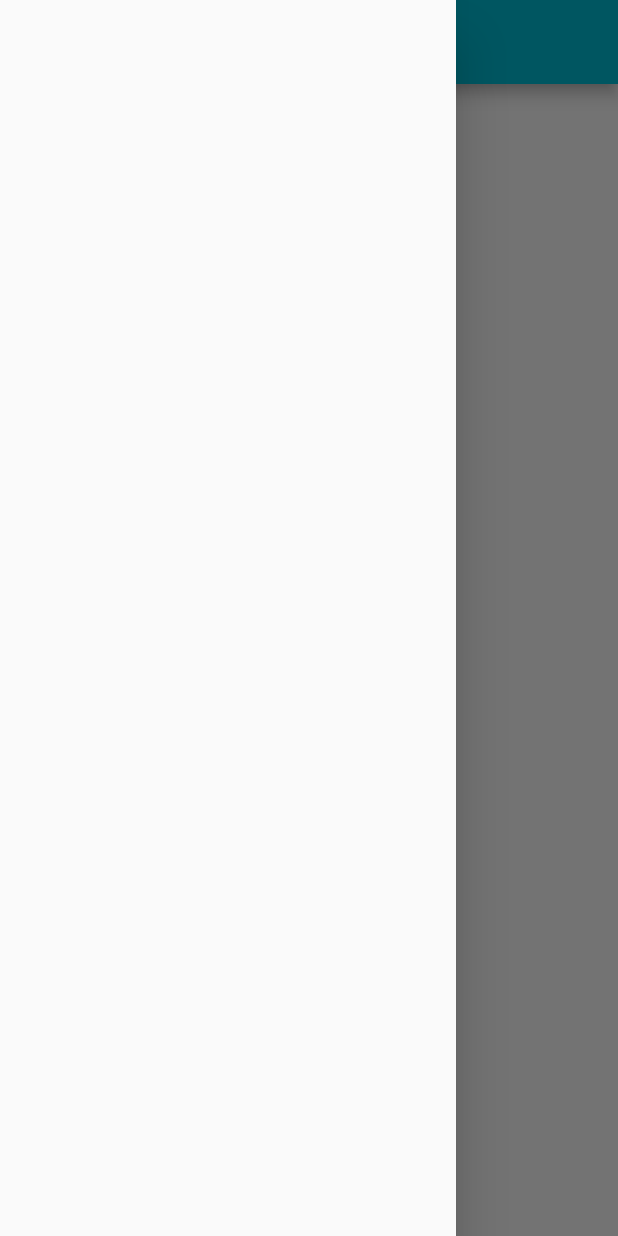
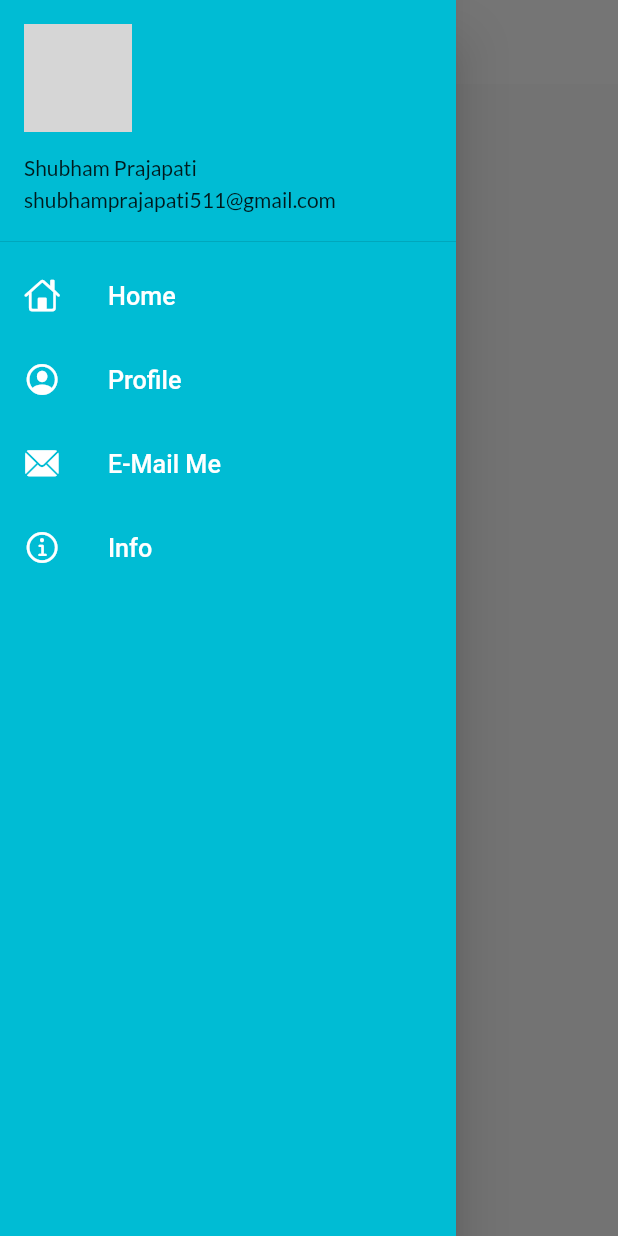
Before and after one commit to ShubhamP08/Firstapp, a Flutter app: the homepage screen opened by its route, with the side drawer open, on a phone screen of 412 x 824 dp. Run offline on Flutter 3.47's test engine with Material 2 defaults, Android fonts, the phone set to English and light mode, and no system bars; our stand-ins replace google_fonts; network calls fail; grey boxes are pictures that could not be loaded.

Commit message:
theme Completed

```diff
--- a/lib/main.dart
+++ b/lib/main.dart
@@ -1,6 +1,7 @@
 import 'package:first/Utils/routes.dart';
 import 'package:first/screens/home_page.dart';
 import 'package:first/screens/login_page.dart';
+import 'package:first/widgets/themes.dart';
 import 'package:flutter/material.dart';
 import 'package:google_fonts/google_fonts.dart';
 
@@ -15,15 +16,14 @@ class MyApp extends StatelessWidget {
   Widget build(BuildContext context) {
     return MaterialApp(
       themeMode: ThemeMode.light,
-      theme: ThemeData(
-          primarySwatch: Colors.cyan,
-          primaryTextTheme: GoogleFonts.latoTextTheme()),
-      darkTheme: ThemeData(brightness: Brightness.dark),
+      theme: Mytheme.lightTheme(context),
+      darkTheme: Mytheme.darkTheme(context),
       routes: {
         "/": (context) => loginpage(),
         Myroutes.LoginRoute: (context) => loginpage(),
         Myroutes.HomeRoute: (context) => homepage(),
       },
+      debugShowCheckedModeBanner: false,
     );
   }
 }
--- a/lib/screens/home_page.dart
+++ b/lib/screens/home_page.dart
@@ -1,3 +1,4 @@
+import 'package:first/widgets/drawer.dart';
 import 'package:flutter/material.dart';
 
 class homepage extends StatelessWidget {
@@ -6,12 +7,12 @@ class homepage extends StatelessWidget {
     int day = 13;
     return Scaffold(
       appBar: AppBar(
-        title: Text("Tryingout Somethin"),
+        title: Text("Daily App"),
       ),
       body: Center(
         child: Container(child: Text("Welcome to Flutter $day")),
       ),
-      drawer: Drawer(),
+      drawer: my_drawer(),
     );
   }
 }
--- a/lib/screens/login_page.dart
+++ b/lib/screens/login_page.dart
@@ -83,7 +83,7 @@ class _loginpageState extends State<loginpage> {
                   height: 40.0,
                 ),
                 Material(
-                  color: Colors.deepPurple,
+                  color: Colors.cyan,
                   borderRadius: BorderRadius.circular(changeButton ? 50 : 10),
                   child: InkWell(
                     onTap: () => moveToHome(context),
--- /dev/null
+++ b/lib/widgets/drawer.dart
@@ -0,0 +1,87 @@
+import 'package:flutter/cupertino.dart';
+import 'package:flutter/material.dart';
+
+class my_drawer extends StatefulWidget {
+  const my_drawer({Key? key}) : super(key: key);
+
+  @override
+  State<my_drawer> createState() => _my_drawerState();
+}
+
+class _my_drawerState extends State<my_drawer> {
+  @override
+  Widget build(BuildContext context) {
+    final imageUrl =
+        "https://images.pexels.com/photos/39866/entrepreneur-startup-start-up-man-39866.jpeg?auto=compress&cs=tinysrgb&dpr=1&w=500";
+    return Drawer(
+
+      child: Container(
+        color: Colors.cyan,
+        child: ListView(
+          padding: EdgeInsets.zero,
+          children: [
+            DrawerHeader(
+                padding: EdgeInsets.zero,
+                child: UserAccountsDrawerHeader(
+                  decoration: BoxDecoration(color: Colors.cyan),
+                  margin: EdgeInsets.zero,
+                  accountName: Text("Shubham Prajapati",),
+                  accountEmail: Text("shubhamprajapati511@gmail.com"),
+                  currentAccountPicture: CircleAvatar(
+                    backgroundImage: NetworkImage(imageUrl),
+                  ),
+                ),),
+            ListTile(
+              leading: Icon(
+                CupertinoIcons.home,
+                color: Colors.white,
+              ),
+              title: Text(
+                "Home",
+                textScaleFactor: 1.2,
+                style: TextStyle(
+                  color: Colors.white)
+                  ),
+            ),
+            ListTile(
+              leading: Icon(
+                CupertinoIcons.profile_circled,
+                color: Colors.white,
+              ),
+              title: Text(
+                "Profile",
+                textScaleFactor: 1.2,
+                style: TextStyle(
+                  color: Colors.white)
+                  ),
+            ),
+            ListTile(
+              leading: Icon(
+                CupertinoIcons.mail_solid,
+                color: Colors.white,
+              ),
+              title: Text(
+                "E-Mail Me",
+                textScaleFactor: 1.2,
+                style: TextStyle(
+                  color: Colors.white)
+                  ),
+            ),
+            ListTile(
+              leading: Icon(
+                CupertinoIcons.info_circle,
+                color: Colors.white,
+              ),
+              title: Text(
+                "Info",
+                textScaleFactor: 1.2,
+                style: TextStyle(
+                  color: Colors.white)
+                  ),
+            )
+          ],
+        ),
+      ),
+    );
+  }
+}
--- /dev/null
+++ b/lib/widgets/themes.dart
@@ -0,0 +1,21 @@
+import 'package:flutter/material.dart';
+import 'package:google_fonts/google_fonts.dart';
+
+class Mytheme {
+  static ThemeData lightTheme(BuildContext context) => ThemeData(
+      primarySwatch: Colors.cyan,
+      primaryTextTheme: GoogleFonts.latoTextTheme(),
+      appBarTheme: AppBarTheme(
+        color: Colors.white,
+        elevation: 0.0,
+        iconTheme: IconThemeData(
+          color: Colors.black,
+        ),
+        toolbarTextStyle: Theme.of(context).textTheme.bodyText2,
+        titleTextStyle: Theme.of(context).textTheme.headline6,
+      ));
+
+  static ThemeData darkTheme(BuildContext context) => ThemeData(
+        brightness: Brightness.dark,
+      );
+}
```
Also changed, not shown: assets/images/Photo.jpg (added).
